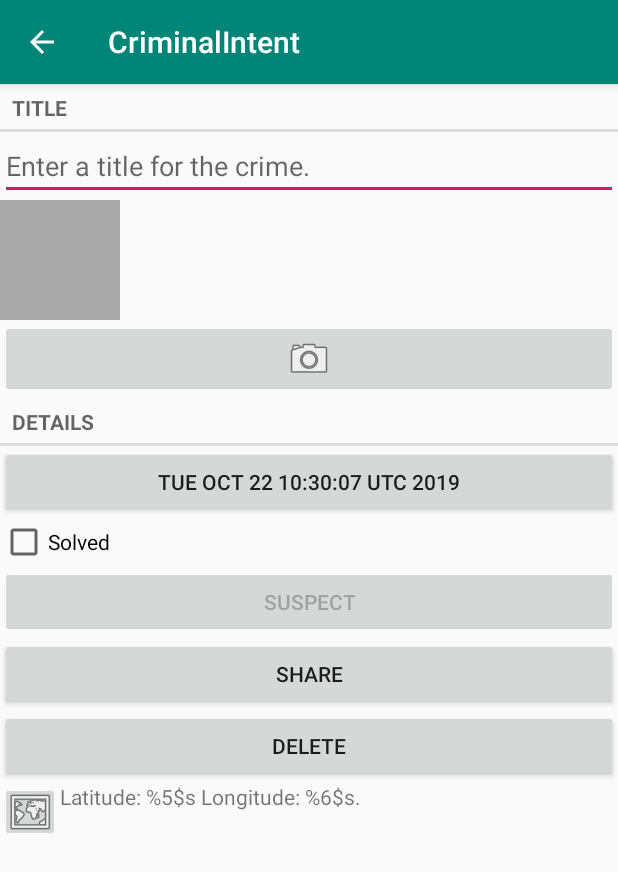
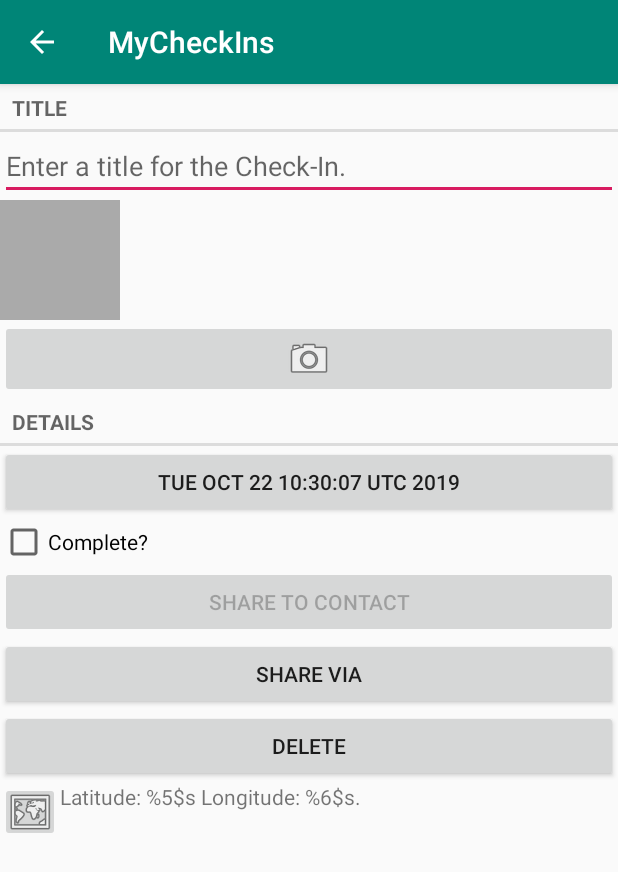
Before and after one commit to usc-rdh-006/CriminalIntent, an Android app: the CrimeFragment screen opened directly, with no data from a screen before it, on a phone screen of 412 x 824 dp. Shown: the top 872 px of the screen. Run offline under Robolectric (Android 15) with nearby library versions, the phone set to English and light mode, and no system bars.

Commit message:
list ui and item ui

```diff
--- a/app/src/main/AndroidManifest.xml
+++ b/app/src/main/AndroidManifest.xml
@@ -40,4 +40,5 @@
     <uses-permission android:name="android.permission.ACCESS_COARSE_LOCATION" />
     <uses-permission android:name="android.permission.INTERNET" />
 
+
 </manifest>
--- a/app/src/main/java/android/bignerdranch/com/database/CrimeDBschema.java
+++ b/app/src/main/java/android/bignerdranch/com/database/CrimeDBschema.java
@@ -2,14 +2,14 @@ package android.bignerdranch.com.database;
 
 public class CrimeDBschema {
     public static final class CrimeTable {
-        public static final String NAME = "crimes";
+        public static final String NAME = "CheckIns";
 
         public static final class Cols {
             public static final String UUID = "uuid";
             public static final String TITLE = "title";
             public static final String DATE = "date";
-            public static final String SOLVED = "solved";
-            public static final String SUSPECT = "suspect";
+            public static final String SOLVED = "complete";
+            public static final String SUSPECT = "contact";
         }
     }
 }
--- /dev/null
+++ b/app/src/main/res/layout/activity_helpwebpage.xml
@@ -0,0 +1,5 @@
+<?xml version="1.0" encoding="utf-8"?>
+<WebView xmlns:android="http://schemas.android.com/apk/res/android"
+    android:layout_width="match_parent" android:layout_height="match_parent" android:id="@+id/webview">
+
+</WebView>
--- a/app/src/main/res/layout/item_ui.xml
+++ b/app/src/main/res/layout/item_ui.xml
@@ -29,7 +29,7 @@
     <Button android:id="@+id/crime_date"
         android:layout_width="match_parent"
         android:layout_height="wrap_content"
-        android:text="Date of Incident"/>
+        android:text="Date of Check-in"/>
     <CheckBox android:id="@+id/crime_solved"
         android:layout_width="match_parent"
         android:layout_height="wrap_content"
@@ -37,11 +37,11 @@
     <Button android:id="@+id/crime_suspect"
         android:layout_width="match_parent"
         android:layout_height="wrap_content"
-        android:text="Suspect"/>
+        android:text="Share to Contact"/>
     <Button android:id="@+id/crime_report"
         android:layout_width="match_parent"
         android:layout_height="wrap_content"
-        android:text="Share"/>
+        android:text="Share via"/>
     <Button android:id= "@+id/delete_button"
         android:layout_width="match_parent"
         android:layout_height="wrap_content"
--- a/app/src/main/res/values/strings.xml
+++ b/app/src/main/res/values/strings.xml
@@ -1,32 +1,32 @@
 <resources>
-    <string name="app_name">CriminalIntent</string>
+    <string name="app_name">MyCheckIns</string>
 
-    <string name="crime_title_hint">Enter a title for the crime.</string>
+    <string name="crime_title_hint">Enter a title for the Check-In.</string>
 
     <string name="crime_title_label">Title</string>
     <string name="crime_details_label">Details</string>
-    <string name="crime_solved_label">Solved</string>
+    <string name="crime_solved_label">Complete?</string>
 
-    <string name="date_picker_title">Date of crime:</string>
+    <string name="date_picker_title">Date of Check-In:</string>
 
-    <string name="new_crime">New Crime</string>
+    <string name="new_crime">New Check-In</string>
 
     <string name="show_subtitle">Show Posts</string>
     <string name="hide_subtitle">Hide Posts</string>
     <string name="subtitle_format">%1$d Posts</string>
 
-    <string name="crime_suspect_text">Choose Suspect</string>
-    <string name="crime_report_text">Send Crime Report</string>
+    <string name="crime_suspect_text">Choose Contact</string>
+    <string name="crime_report_text">Send Check-in</string>
 
     <string name="crime_report">%1$s!
-        The crime was discovered on %2$s. %3$s, and %4$s
+       Hey! I Checked-In on %2$s. %3$s, and %4$s
     </string>
 
-    <string name="crime_report_solved">The case is solved</string>
-    <string name="crime_report_unsolved">The case is not solved</string>
-    <string name="crime_report_no_suspect">there is no suspect.</string>
-    <string name="crime_report_suspect">the suspect is %s.</string>
-    <string name="crime_report_subject">CriminalIntent Crime Report</string>
-    <string name="send_report">Send crime report via</string>
+    <string name="crime_report_solved">The Check-In is complete</string>
+    <string name="crime_report_unsolved">The Check-In is not complete</string>
+    <string name="crime_report_no_suspect">there is noone to share with!.</string>
+    <string name="crime_report_suspect">Sharing to %s.</string>
+    <string name="crime_report_subject">MyCheckins Check-In Report</string>
+    <string name="send_report">Send Check-In report via</string>
     <string name="coordinates">  Latitude:  %5$s   Longitude: %6$s. </string>
 </resources>
```
Also changed, not shown: app/src/main/java/android/bignerdranch/com/HelpWebPage.java (added, +15 -0 lines).
